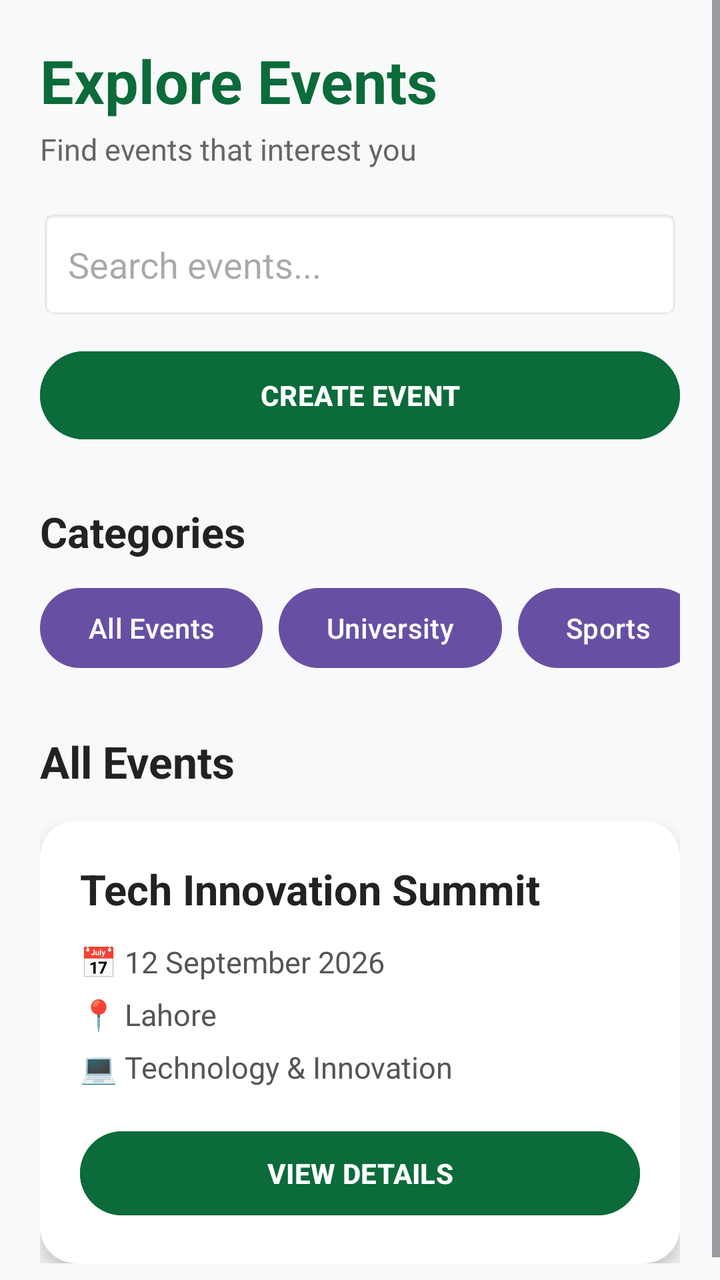
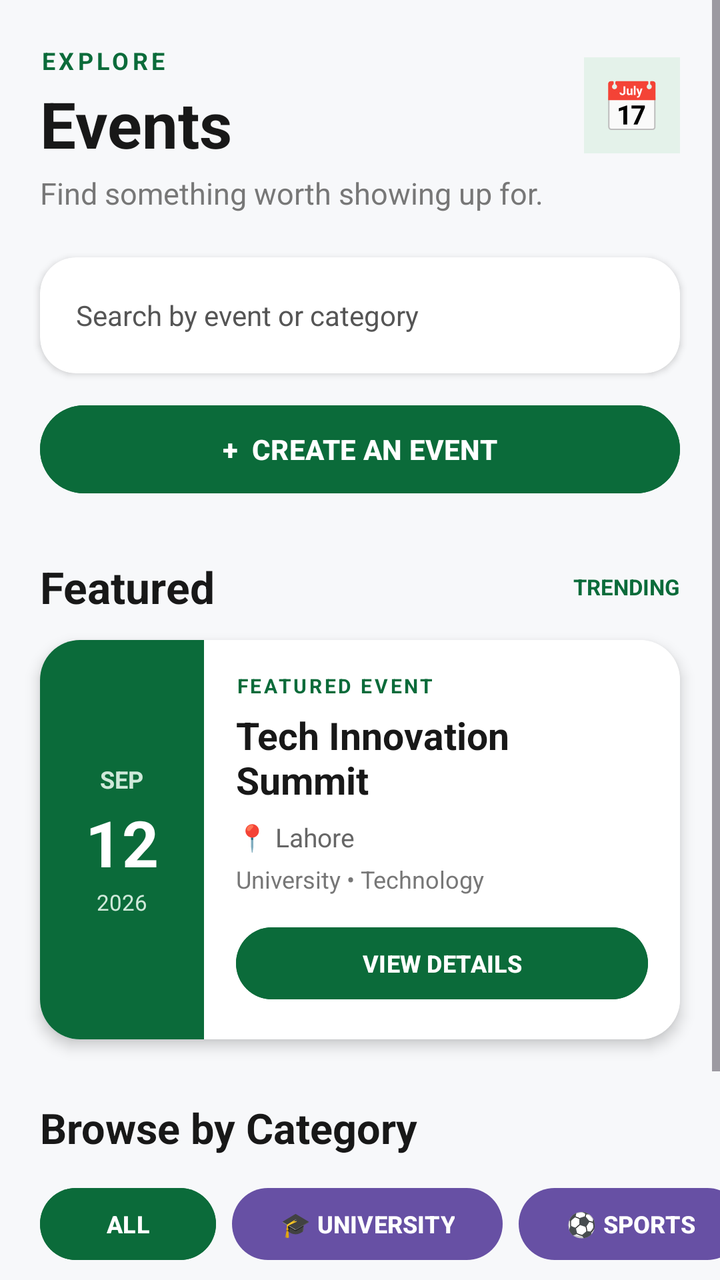

Before-and-after screenshots of an Android layout around one commit, followed by the original layout XML and the change that was made.
<!-- AndroidManifest.xml: application theme Theme.Taqreeb -->
<!-- res/layout/fragment_events.xml -->
<?xml version="1.0" encoding="utf-8"?>
<ScrollView
    xmlns:android="http://schemas.android.com/apk/res/android"
    xmlns:app="http://schemas.android.com/apk/res-auto"
    android:layout_width="match_parent"
    android:layout_height="match_parent"
    android:background="#F8F9FA">

    <LinearLayout
        android:layout_width="match_parent"
        android:layout_height="wrap_content"
        android:orientation="vertical"
        android:padding="20dp">

        

        <TextView
            android:layout_width="wrap_content"
            android:layout_height="wrap_content"
            android:text="Explore Events"
            android:textSize="30sp"
            android:textStyle="bold"
            android:textColor="#0B6B3A" />

        <TextView
            android:layout_width="wrap_content"
            android:layout_height="wrap_content"
            android:text="Find events that interest you"
            android:textSize="15sp"
            android:textColor="#666666"
            android:layout_marginTop="4dp" />


        

        <EditText
            android:id="@+id/edtEventSearch"
            android:layout_width="match_parent"
            android:layout_height="55dp"
            android:layout_marginTop="20dp"
            android:hint="Search events..."
            android:padding="14dp"
            android:background="@android:drawable/editbox_background" />


        

        <Button
            android:id="@+id/btnAddEvent"
            android:layout_width="match_parent"
            android:layout_height="52dp"
            android:layout_marginTop="12dp"
            android:text="CREATE EVENT"
            android:textColor="#FFFFFF"
            android:textStyle="bold"
            android:backgroundTint="#0B6B3A" />


        

        <TextView
            android:layout_width="wrap_content"
            android:layout_height="wrap_content"
            android:text="Categories"
            android:textSize="21sp"
            android:textStyle="bold"
            android:textColor="#222222"
            android:layout_marginTop="28dp" />

        <HorizontalScrollView
            android:layout_width="match_parent"
            android:layout_height="wrap_content"
            android:layout_marginTop="10dp"
            android:scrollbars="none">

            <LinearLayout
                android:layout_width="wrap_content"
                android:layout_height="wrap_content"
                android:orientation="horizontal">

                <Button
                    android:id="@+id/btnAllEvents"
                    android:layout_width="wrap_content"
                    android:layout_height="48dp"
                    android:text="All Events" />

                <Button
                    android:id="@+id/btnUniversity"
                    android:layout_width="wrap_content"
                    android:layout_height="48dp"
                    android:layout_marginStart="8dp"
                    android:text="University" />

                <Button
                    android:id="@+id/btnSports"
                    android:layout_width="wrap_content"
                    android:layout_height="48dp"
                    android:layout_marginStart="8dp"
                    android:text="Sports" />

                <Button
                    android:id="@+id/btnBusiness"
                    android:layout_width="wrap_content"
                    android:layout_height="48dp"
                    android:layout_marginStart="8dp"
                    android:text="Business" />

                <Button
                    android:id="@+id/btnConcerts"
                    android:layout_width="wrap_content"
                    android:layout_height="48dp"
                    android:layout_marginStart="8dp"
                    android:text="Concerts" />

                <Button
                    android:id="@+id/btnWeddings"
                    android:layout_width="wrap_content"
                    android:layout_height="48dp"
                    android:layout_marginStart="8dp"
                    android:text="Weddings" />

            </LinearLayout>

        </HorizontalScrollView>


        

        <TextView
            android:id="@+id/txtEventsHeading"
            android:layout_width="wrap_content"
            android:layout_height="wrap_content"
            android:text="All Events"
            android:textSize="22sp"
            android:textStyle="bold"
            android:textColor="#222222"
            android:layout_marginTop="28dp" />


        

        <androidx.cardview.widget.CardView
            android:layout_width="match_parent"
            android:layout_height="wrap_content"
            android:layout_marginTop="15dp"
            app:cardCornerRadius="18dp"
            app:cardElevation="5dp">

            <LinearLayout
                android:layout_width="match_parent"
                android:layout_height="wrap_content"
                android:orientation="vertical"
                android:padding="20dp">

                <TextView
                    android:layout_width="wrap_content"
                    android:layout_height="wrap_content"
                    android:text="Tech Innovation Summit"
                    android:textSize="21sp"
                    android:textStyle="bold"
                    android:textColor="#222222" />

                <TextView
                    android:layout_width="wrap_content"
                    android:layout_height="wrap_content"
                    android:text="📅 12 September 2026"
                    android:textSize="15sp"
                    android:textColor="#555555"
                    android:layout_marginTop="12dp" />

                <TextView
                    android:layout_width="wrap_content"
                    android:layout_height="wrap_content"
                    android:text="📍 Lahore"
                    android:textSize="15sp"
                    android:textColor="#555555"
                    android:layout_marginTop="6dp" />

                <TextView
                    android:layout_width="wrap_content"
                    android:layout_height="wrap_content"
                    android:text="💻 Technology &amp; Innovation"
                    android:textSize="15sp"
                    android:textColor="#555555"
                    android:layout_marginTop="6dp" />

                <Button
                    android:id="@+id/btnEventDetails"
                    android:layout_width="match_parent"
                    android:layout_height="50dp"
                    android:text="VIEW DETAILS"
                    android:textColor="#FFFFFF"
                    android:textStyle="bold"
                    android:backgroundTint="#0B6B3A"
                    android:layout_marginTop="18dp" />

            </LinearLayout>

        </androidx.cardview.widget.CardView>


        

        <LinearLayout
            android:id="@+id/eventsContainer"
            android:layout_width="match_parent"
            android:layout_height="wrap_content"
            android:orientation="vertical" />


        

        <TextView
            android:id="@+id/txtNoEvents"
            android:layout_width="match_parent"
            android:layout_height="wrap_content"
            android:layout_marginTop="20dp"
            android:gravity="center"
            android:text="No events found in this category."
            android:textSize="16sp"
            android:textColor="#777777"
            android:visibility="gone" />

    </LinearLayout>

</ScrollView>
<!-- resources referenced by this layout -->
<resources>
  <style name="Theme.Taqreeb" parent="Base.Theme.Taqreeb" />
  <style name="Base.Theme.Taqreeb" parent="Theme.Material3.DayNight.NoActionBar">
          
          
      </style>
</resources>

<!-- the commit's change to res/layout/fragment_events.xml (unified diff, before → after) -->
@@ -4,120 +4,356 @@
     xmlns:app="http://schemas.android.com/apk/res-auto"
     android:layout_width="match_parent"
     android:layout_height="match_parent"
-    android:background="#F8F9FA">
+    android:background="#F7F8FA"
+    android:fillViewport="true">
 
     <LinearLayout
         android:layout_width="match_parent"
         android:layout_height="wrap_content"
         android:orientation="vertical"
-        android:padding="20dp">
+        android:paddingBottom="30dp">
+
+
+        
+
+        <LinearLayout
+            android:layout_width="match_parent"
+            android:layout_height="wrap_content"
+            android:orientation="horizontal"
+            android:gravity="center_vertical"
+            android:paddingStart="20dp"
+            android:paddingEnd="20dp"
+            android:paddingTop="22dp">
+
+            <LinearLayout
+                android:layout_width="0dp"
+                android:layout_height="wrap_content"
+                android:layout_weight="1"
+                android:orientation="vertical">
+
+                <TextView
+                    android:layout_width="wrap_content"
+                    android:layout_height="wrap_content"
+                    android:text="EXPLORE"
+                    android:textColor="#0B6B3A"
+                    android:textSize="12sp"
+                    android:textStyle="bold"
+                    android:letterSpacing="0.15" />
+
+                <TextView
+                    android:layout_width="wrap_content"
+                    android:layout_height="wrap_content"
+                    android:text="Events"
+                    android:textColor="#181818"
+                    android:textSize="32sp"
+                    android:textStyle="bold"
+                    android:layout_marginTop="2dp" />
+
+            </LinearLayout>
+
+            <TextView
+                android:layout_width="48dp"
+                android:layout_height="48dp"
+                android:gravity="center"
+                android:text="📅"
+                android:textSize="24sp"
+                android:background="#E4F2EA" />
+
+        </LinearLayout>
+
+
+        
+
+        <TextView
+            android:layout_width="match_parent"
+            android:layout_height="wrap_content"
+            android:text="Find something worth showing up for."
+            android:textColor="#777777"
+            android:textSize="15sp"
+            android:paddingStart="20dp"
+            android:paddingEnd="20dp"
+            android:layout_marginTop="3dp" />
+
+
+        
+
+        <androidx.cardview.widget.CardView
+            android:layout_width="match_parent"
+            android:layout_height="58dp"
+            android:layout_marginStart="20dp"
+            android:layout_marginEnd="20dp"
+            android:layout_marginTop="22dp"
+            app:cardBackgroundColor="#FFFFFF"
+            app:cardCornerRadius="18dp"
+            app:cardElevation="2dp">
+
+            <EditText
+                android:id="@+id/edtEventSearch"
+                android:layout_width="match_parent"
+                android:layout_height="match_parent"
+                android:hint="Search by event or category"
+                android:textColor="#222222"
+                android:textColorHint="#555555"
+                android:textSize="14sp"
+                android:singleLine="true"
+                android:inputType="text"
+                android:imeOptions="actionSearch"
+                android:paddingStart="18dp"
+                android:paddingEnd="18dp"
+                android:background="@android:color/transparent" />
+
+        </androidx.cardview.widget.CardView>
+
+
+        
+
+        <Button
+            android:id="@+id/btnAddEvent"
+            android:layout_width="match_parent"
+            android:layout_height="52dp"
+            android:layout_marginStart="20dp"
+            android:layout_marginEnd="20dp"
+            android:layout_marginTop="12dp"
+            android:text="+  CREATE AN EVENT"
+            android:textColor="#FFFFFF"
+            android:textSize="14sp"
+            android:textStyle="bold"
+            android:backgroundTint="#0B6B3A" />
+
+
+        
+
+        <LinearLayout
+            android:layout_width="match_parent"
+            android:layout_height="wrap_content"
+            android:orientation="horizontal"
+            android:gravity="center_vertical"
+            android:paddingStart="20dp"
+            android:paddingEnd="20dp"
+            android:layout_marginTop="28dp">
+
+            <TextView
+                android:layout_width="0dp"
+                android:layout_height="wrap_content"
+                android:layout_weight="1"
+                android:text="Featured"
+                android:textColor="#181818"
+                android:textSize="22sp"
+                android:textStyle="bold" />
+
+            <TextView
+                android:layout_width="wrap_content"
+                android:layout_height="wrap_content"
+                android:text="TRENDING"
+                android:textColor="#0B6B3A"
+                android:textSize="11sp"
+                android:textStyle="bold" />
+
+        </LinearLayout>
+
+
+        
+
+        <androidx.cardview.widget.CardView
+            android:layout_width="match_parent"
+            android:layout_height="wrap_content"
+            android:layout_marginStart="20dp"
+            android:layout_marginEnd="20dp"
+            android:layout_marginTop="12dp"
+            app:cardBackgroundColor="#FFFFFF"
+            app:cardCornerRadius="20dp"
+            app:cardElevation="4dp">
+
+            <LinearLayout
+                android:layout_width="match_parent"
+                android:layout_height="wrap_content"
+                android:orientation="horizontal"
+                android:background="#FFFFFF">
+
+                
+
+                <LinearLayout
+                    android:layout_width="82dp"
+                    android:layout_height="match_parent"
+                    android:orientation="vertical"
+                    android:gravity="center"
+                    android:background="#0B6B3A">
+
+                    <TextView
+                        android:layout_width="wrap_content"
+                        android:layout_height="wrap_content"
+                        android:text="SEP"
+                        android:textColor="#CFE9DA"
+                        android:textSize="12sp"
+                        android:textStyle="bold" />
+
+                    <TextView
+                        android:layout_width="wrap_content"
+                        android:layout_height="wrap_content"
+                        android:text="12"
+                        android:textColor="#FFFFFF"
+                        android:textSize="32sp"
+                        android:textStyle="bold"
+                        android:layout_marginTop="2dp" />
+
+                    <TextView
+                        android:layout_width="wrap_content"
+                        android:layout_height="wrap_content"
+                        android:text="2026"
+                        android:textColor="#CFE9DA"
+                        android:textSize="11sp"
+                        android:layout_marginTop="1dp" />
+
+                </LinearLayout>
+
+
+                
+
+                <LinearLayout
+                    android:layout_width="0dp"
+                    android:layout_height="wrap_content"
+                    android:layout_weight="1"
+                    android:orientation="vertical"
+                    android:padding="16dp">
+
+                    <TextView
+                        android:layout_width="wrap_content"
+                        android:layout_height="wrap_content"
+                        android:text="FEATURED EVENT"
+                        android:textColor="#0B6B3A"
+                        android:textSize="10sp"
+                        android:textStyle="bold"
+                        android:letterSpacing="0.12" />
+
+                    <TextView
+                        android:layout_width="match_parent"
+                        android:layout_height="wrap_content"
+                        android:text="Tech Innovation Summit"
+                        android:textColor="#181818"
+                        android:textSize="19sp"
+                        android:textStyle="bold"
+                        android:layout_marginTop="5dp" />
+
+                    <TextView
+                        android:layout_width="match_parent"
+                        android:layout_height="wrap_content"
+                        android:text="📍 Lahore"
+                        android:textColor="#666666"
+                        android:textSize="13sp"
+                        android:layout_marginTop="7dp" />
+
+                    <TextView
+                        android:layout_width="match_parent"
+                        android:layout_height="wrap_content"
+                        android:text="University • Technology"
+                        android:textColor="#777777"
+                        android:textSize="12sp"
+                        android:layout_marginTop="4dp" />
+
+                    <Button
+                        android:id="@+id/btnEventDetails"
+                        android:layout_width="match_parent"
+                        android:layout_height="44dp"
+                        android:text="VIEW DETAILS"
+                        android:textColor="#FFFFFF"
+                        android:textSize="12sp"
+                        android:textStyle="bold"
+                        android:backgroundTint="#0B6B3A"
+                        android:layout_marginTop="12dp" />
+
+                </LinearLayout>
+
+            </LinearLayout>
+
+        </androidx.cardview.widget.CardView>
+
 
         
 
         <TextView
             android:layout_width="wrap_content"
             android:layout_height="wrap_content"
-            android:text="Explore Events"
-            android:textSize="30sp"
-            android:textStyle="bold"
-            android:textColor="#0B6B3A" />
-
-        <TextView
-            android:layout_width="wrap_content"
-            android:layout_height="wrap_content"
-            android:text="Find events that interest you"
-            android:textSize="15sp"
-            android:textColor="#666666"
-            android:layout_marginTop="4dp" />
-
-
-        
-
-        <EditText
-            android:id="@+id/edtEventSearch"
-            android:layout_width="match_parent"
-            android:layout_height="55dp"
-            android:layout_marginTop="20dp"
-            android:hint="Search events..."
-            android:padding="14dp"
-            android:background="@android:drawable/editbox_background" />
-
-
-        
-
-        <Button
-            android:id="@+id/btnAddEvent"
-            android:layout_width="match_parent"
-            android:layout_height="52dp"
-            android:layout_marginTop="12dp"
-            android:text="CREATE EVENT"
-            android:textColor="#FFFFFF"
-            android:textStyle="bold"
-            android:backgroundTint="#0B6B3A" />
-
-
-        
-
-        <TextView
-            android:layout_width="wrap_content"
-            android:layout_height="wrap_content"
-            android:text="Categories"
+            android:text="Browse by Category"
+            android:textColor="#181818"
             android:textSize="21sp"
             android:textStyle="bold"
-            android:textColor="#222222"
-            android:layout_marginTop="28dp" />
+            android:paddingStart="20dp"
+            android:layout_marginTop="30dp" />
+
 
         <HorizontalScrollView
             android:layout_width="match_parent"
             android:layout_height="wrap_content"
-            android:layout_marginTop="10dp"
+            android:layout_marginTop="12dp"
             android:scrollbars="none">
 
             <LinearLayout
                 android:layout_width="wrap_content"
                 android:layout_height="wrap_content"
-                android:orientation="horizontal">
+                android:orientation="horizontal"
+                android:paddingStart="20dp"
+                android:paddingEnd="20dp">
+
 
                 <Button
                     android:id="@+id/btnAllEvents"
                     android:layout_width="wrap_content"
-                    android:layout_height="48dp"
-                    android:text="All Events" />
+                    android:layout_height="44dp"
+                    android:text="ALL"
+                    android:textColor="#FFFFFF"
+                    android:textSize="12sp"
+                    android:textStyle="bold"
+                    android:backgroundTint="#0B6B3A" />
+
 
                 <Button
                     android:id="@+id/btnUniversity"
                     android:layout_width="wrap_content"
-                    android:layout_height="48dp"
+                    android:layout_height="44dp"
                     android:layout_marginStart="8dp"
-                    android:text="University" />
+                    android:text="🎓 UNIVERSITY"
+                    android:textSize="12sp"
+                    android:textStyle="bold" />
+
 
                 <Button
                     android:id="@+id/btnSports"
                     android:layout_width="wrap_content"
-                    android:layout_height="48dp"
+                    android:layout_height="44dp"
                     android:layout_marginStart="8dp"
-                    android:text="Sports" />
+                    android:text="⚽ SPORTS"
+                    android:textSize="12sp"
+                    android:textStyle="bold" />
+
 
                 <Button
                     android:id="@+id/btnBusiness"
                     android:layout_width="wrap_content"
-                    android:layout_height="48dp"
+                    android:layout_height="44dp"
                     android:layout_marginStart="8dp"
-                    android:text="Business" />
+                    android:text="💼 BUSINESS"
+                    android:textSize="12sp"
+                    android:textStyle="bold" />
+
 
                 <Button
                     android:id="@+id/btnConcerts"
                     android:layout_width="wrap_content"
-                    android:layout_height="48dp"
+                    android:layout_height="44dp"
                     android:layout_marginStart="8dp"
-                    android:text="Concerts" />
+                    android:text="🎵 CONCERTS"
+                    android:textSize="12sp"
+                    android:textStyle="bold" />
+
 
                 <Button
                     android:id="@+id/btnWeddings"
                     android:layout_width="wrap_content"
-                    android:layout_height="48dp"
+                    android:layout_height="44dp"
                     android:layout_marginStart="8dp"
-                    android:text="Weddings" />
+                    android:text="💍 WEDDINGS"
+                    android:textSize="12sp"
+                    android:textStyle="bold" />
 
             </LinearLayout>
 
@@ -126,77 +362,34 @@
 
         
 
-        <TextView
-            android:id="@+id/txtEventsHeading"
-            android:layout_width="wrap_content"
-            android:layout_height="wrap_content"
-            android:text="All Events"
-            android:textSize="22sp"
-            android:textStyle="bold"
-            android:textColor="#222222"
-            android:layout_marginTop="28dp" />
-
-
-        
-
-        <androidx.cardview.widget.CardView
-            android:layout_width="match_parent"
-            android:layout_height="wrap_content"
-            android:layout_marginTop="15dp"
-            app:cardCornerRadius="18dp"
-            app:cardElevation="5dp">
-
-            <LinearLayout
-                android:layout_width="match_parent"
-                android:layout_height="wrap_content"
-                android:orientation="vertical"
-                android:padding="20dp">
-
-                <TextView
-                    android:layout_width="wrap_content"
-                    android:layout_height="wrap_content"
-                    android:text="Tech Innovation Summit"
-                    android:textSize="21sp"
-                    android:textStyle="bold"
-                    android:textColor="#222222" />
-
-                <TextView
-                    android:layout_width="wrap_content"
-                    android:layout_height="wrap_content"
-                    android:text="📅 12 September 2026"
-                    android:textSize="15sp"
-                    android:textColor="#555555"
-                    android:layout_marginTop="12dp" />
-
-                <TextView
-                    android:layout_width="wrap_content"
-                    android:layout_height="wrap_content"
-                    android:text="📍 Lahore"
-                    android:textSize="15sp"
-                    android:textColor="#555555"
-                    android:layout_marginTop="6dp" />
-
-                <TextView
-                    android:layout_width="wrap_content"
-                    android:layout_height="wrap_content"
-                    android:text="💻 Technology &amp; Innovation"
-                    android:textSize="15sp"
-                    android:textColor="#555555"
-                    android:layout_marginTop="6dp" />
-
-                <Button
-                    android:id="@+id/btnEventDetails"
-                    android:layout_width="match_parent"
-                    android:layout_height="50dp"
-                    android:text="VIEW DETAILS"
-                    android:textColor="#FFFFFF"
-                    android:textStyle="bold"
-                    android:backgroundTint="#0B6B3A"
-                    android:layout_marginTop="18dp" />
-
-            </LinearLayout>
-
-        </androidx.cardview.widget.CardView>
+        <LinearLayout
+            android:layout_width="match_parent"
+            android:layout_height="wrap_content"
+            android:orientation="horizontal"
+            android:gravity="center_vertical"
+            android:paddingStart="20dp"
+            android:paddingEnd="20dp"
+            android:layout_marginTop="30dp">
+
+            <TextView
+                android:id="@+id/txtEventsHeading"
+                android:layout_width="0dp"
+                android:layout_height="wrap_content"
+                android:layout_weight="1"
+                android:text="All Events"
+                android:textColor="#181818"
+                android:textSize="23sp"
+                android:textStyle="bold" />
+
+            <TextView
+                android:layout_width="wrap_content"
+                android:layout_height="wrap_content"
+                android:text="LATEST"
+                android:textColor="#888888"
+                android:textSize="11sp"
+                android:textStyle="bold" />
+
+        </LinearLayout>
 
 
         
@@ -205,21 +398,41 @@
             android:id="@+id/eventsContainer"
             android:layout_width="match_parent"
             android:layout_height="wrap_content"
-            android:orientation="vertical" />
-
-
-        
-
-        <TextView
-            android:id="@+id/txtNoEvents"
-            android:layout_width="match_parent"
-            android:layout_height="wrap_content"
-            android:layout_marginTop="20dp"
-            android:gravity="center"
-            android:text="No events found in this category."
-            android:textSize="16sp"
-            android:textColor="#777777"
-            android:visibility="gone" />
+            android:orientation="vertical"
+            android:layout_marginTop="4dp" />
+
+
+        
+
+        <androidx.cardview.widget.CardView
+            android:layout_width="match_parent"
+            android:layout_height="wrap_content"
+            android:layout_marginStart="20dp"
+            android:layout_marginEnd="20dp"
+            android:layout_marginTop="16dp"
+            app:cardBackgroundColor="#FFFFFF"
+            app:cardCornerRadius="18dp"
+            app:cardElevation="2dp">
+
+            <TextView
+                android:id="@+id/txtNoEvents"
+                android:layout_width="match_parent"
+                android:layout_height="wrap_content"
+                android:gravity="center"
+                android:padding="25dp"
+                android:text="No events found in this category."
+                android:textColor="#777777"
+                android:textSize="15sp"
+                android:visibility="gone" />
+
+        </androidx.cardview.widget.CardView>
+
+
+        
+
+        <Space
+            android:layout_width="match_parent"
+            android:layout_height="20dp" />
 
     </LinearLayout>
 
